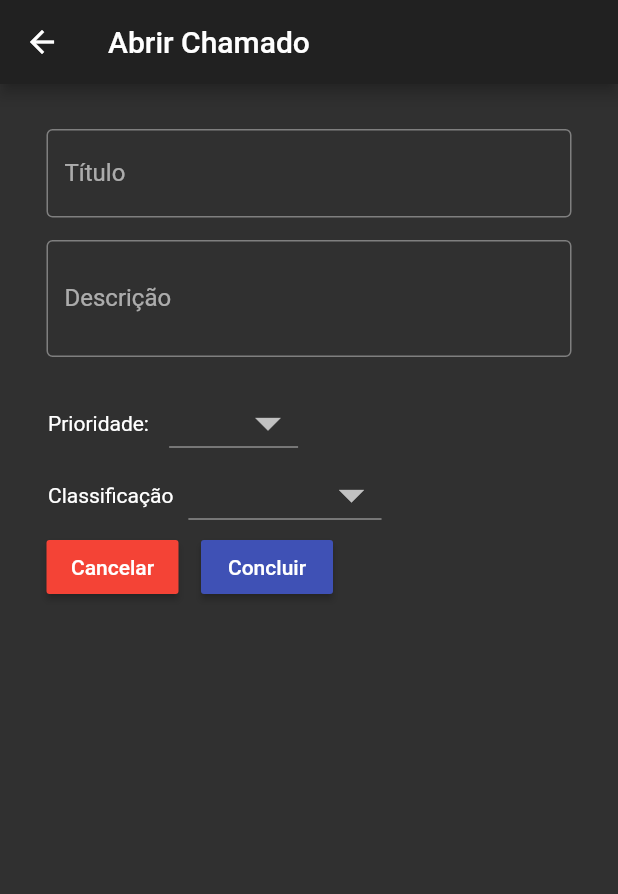
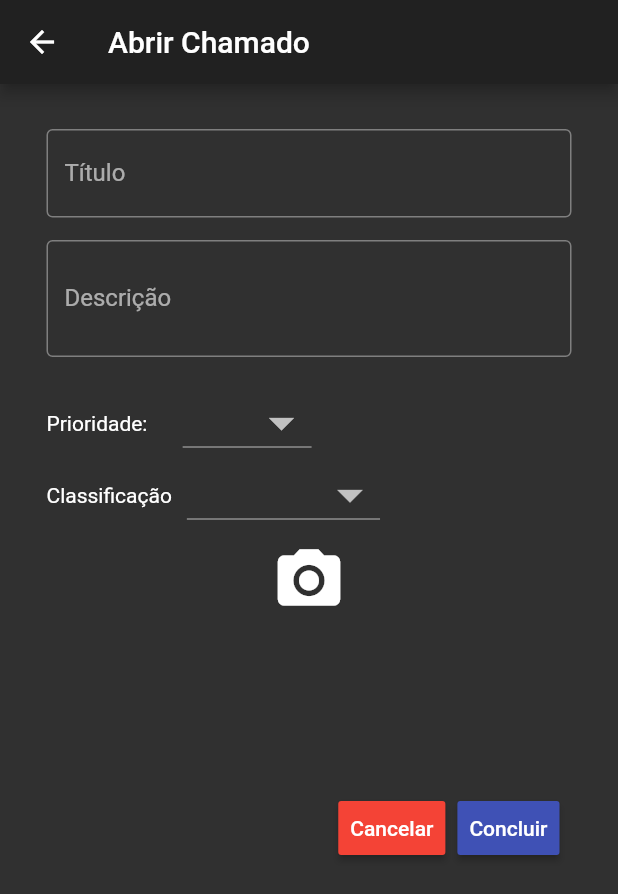
Before and after one commit to mateusconrad/helptask, a Flutter app: the AbrirChamado screen opened directly, on a phone screen of 412 x 824 dp. Shown: the top 894 px of the screen. Run offline on Flutter 3.47's test engine with Material 2 defaults, Android fonts, the phone set to English and light mode, and no system bars.

Commit message:
botao camera

```diff
--- a/lib/abrir_chamado.dart
+++ b/lib/abrir_chamado.dart
@@ -27,23 +27,49 @@ class _AbrirChamadoState extends State<AbrirChamado> {
                 _sizedBox(15, 15),
                 _textoDescr("Descrição"),
                 _sizedBox(0, 20),
+                Column(
+                  children: <Widget>[
                     Row(
                       children: <Widget>[
-                    _sizedBox(1, 15),
                         Text(
                           "Prioridade: ",
                         ),
-                    _sizedBox(10, 10),
+                        _sizedBox(20, 10),
                         _prioridadeMenu(),
                       ],
                     ),
                     Row(
                       children: <Widget>[
-                    _sizedBox(1, 15),
                         Text("Classificação"),
                         _sizedBox(10, 10),
+                        _categoriaMenu(),
+                      ],
+                    ),
+                  ],
+                ),
+                IconButton(
+                  icon: Icon(Icons.camera_alt),
+                  iconSize: 50,
+                  onPressed: (){},
+                ),
+                _sizedBox(10, 100),
 
-                    DropdownButton<String>(
+                ButtonBar(
+                  children: <Widget>[
+                    _botaoAbrirChamado("Cancelar", Colors.red),
+                    _botaoAbrirChamado("Concluir", Colors.indigo),
+                  ],
+                ),
+              ],
+            ),
+          ),
+        ),
+      ),
+    );
+  }
+
+  DropdownButton<String> _categoriaMenu() {
+    return DropdownButton<String>(
       items: [
         DropdownMenuItem<String>(
           value: "1",
@@ -86,26 +112,8 @@ class _AbrirChamadoState extends State<AbrirChamado> {
       //style: TextStyle(color: Colors.black, fontSize: 30),
       //isDense: true,
       iconSize: 40.0,
-                    ),
-                  ],
-                ),
-
-            Row(
-              children: <Widget>[
-                Flexible(
-                    flex: 2, child: _botaoAbrirChamado("Cancelar", Colors.red)),
-                Flexible(flex: 1, child: _sizedBox(15, 0)),
-                Flexible(flex: 2,
-                    child: _botaoAbrirChamado("Concluir", Colors.indigo)),
-              ],
-            ),
-            ],
-          ),
-        ),
-      ),
-    ),);
+    );
   }
-
 
   RaisedButton _botaoAbrirChamado(String text, Color cor) {
     return RaisedButton(
@@ -128,8 +136,7 @@ class _AbrirChamadoState extends State<AbrirChamado> {
     );
   }
 
-  SizedBox _sizedBox(double largura, double altura) =>
-      SizedBox(
+  SizedBox _sizedBox(double largura, double altura) => SizedBox(
         height: altura,
         width: largura,
       );
@@ -151,8 +158,7 @@ class _AbrirChamadoState extends State<AbrirChamado> {
     );
   }
 
-  DropdownButton _prioridadeMenu() =>
-      DropdownButton<String>(
+  DropdownButton _prioridadeMenu() => DropdownButton<String>(
         items: [
           DropdownMenuItem<String>(
             value: "1",
```
Also changed, not shown: lib/menuLateral.dart (+18 -29 lines). Lines whose indentation alone changed are shown as unchanged.
